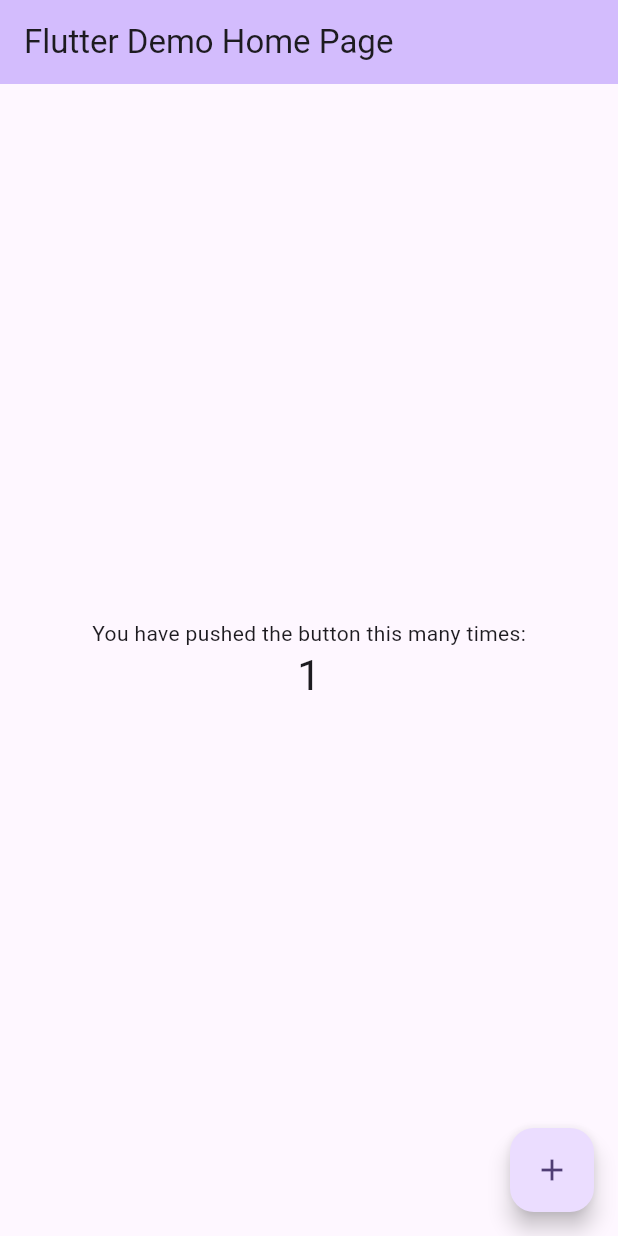
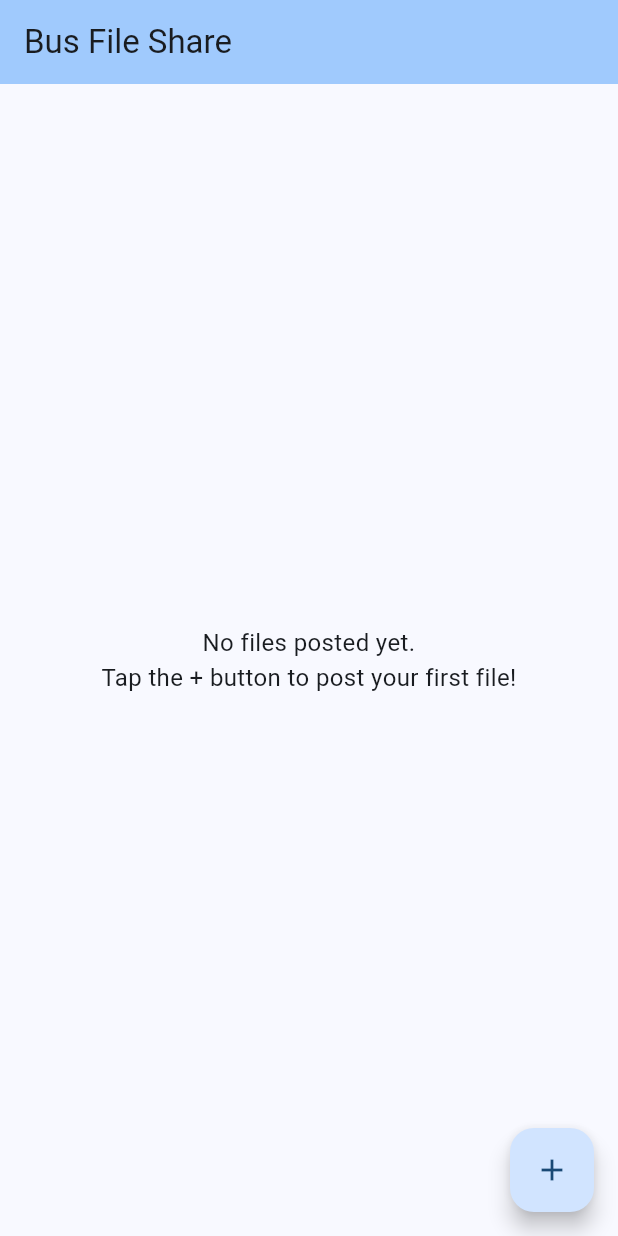
Before and after one commit to could-ai/019a2234-aab1-708d-b2b5-6d256284898a, a Flutter app: the screen it shows after launch, after a tap on the "add" icon, on a phone screen of 412 x 824 dp. Run offline on Flutter 3.47's test engine with Material 3 defaults, Android fonts, the phone set to English and light mode, and no system bars; our stand-ins replace file_picker, open_filex, permission_handler.

Commit message:
Added essential dependencies for file sharing functionality including file_picker for selecting files to post, path_provider for accessing local file system directories, permission_handler for managing storage permissions needed for downloads, and open_filex for opening downloaded files. These packages enable the core file upload, storage, and download features required for the bus file sharing app.; Completely replaced the template main.dart with a full file sharing application that allows users to post (upload) files and download them. The app includes features for file selection using file_picker, local storage management with path_provider, permission handling for downloads, and file opening capabilities. It displays a list of posted files with download buttons, showing file names and sizes, and provides user feedback through snackbars for successful posts and downloads.

```diff
--- a/usr/lib/main.dart
+++ b/usr/lib/main.dart
@@ -1,4 +1,9 @@
 import 'package:flutter/material.dart';
+import 'dart:io';
+import 'package:file_picker/file_picker.dart';
+import 'package:path_provider/path_provider.dart';
+import 'package:permission_handler/permission_handler.dart';
+import 'package:open_filex/open_filex.dart';
 
 void main() {
   runApp(const MyApp());
@@ -7,114 +12,154 @@ void main() {
 class MyApp extends StatelessWidget {
   const MyApp({super.key});
 
-  // This widget is the root of your application.
   @override
   Widget build(BuildContext context) {
     return MaterialApp(
-      title: 'Flutter Demo',
+      title: 'Bus File Share',
       debugShowCheckedModeBanner: false,
       theme: ThemeData(
-        // This is the theme of your application.
-        //
-        // TRY THIS: Try running your application with "flutter run". You'll see
-        // the application has a purple toolbar. Then, without quitting the app,
-        // try changing the seedColor in the colorScheme below to Colors.green
-        // and then invoke "hot reload" (save your changes or press the "hot
-        // reload" button in a Flutter-supported IDE, or press "r" if you used
-        // the command line to start the app).
-        //
-        // Notice that the counter didn't reset back to zero; the application
-        // state is not lost during the reload. To reset the state, use hot
-        // restart instead.
-        //
-        // This works for code too, not just values: Most code changes can be
-        // tested with just a hot reload.
-        colorScheme: ColorScheme.fromSeed(seedColor: Colors.deepPurple),
+        colorScheme: ColorScheme.fromSeed(seedColor: Colors.blue),
+        useMaterial3: true,
       ),
-      home: const MyHomePage(title: 'Flutter Demo Home Page'),
+      home: const FileShareHomePage(),
     );
   }
 }
 
-class MyHomePage extends StatefulWidget {
-  const MyHomePage({super.key, required this.title});
-
-  // This widget is the home page of your application. It is stateful, meaning
-  // that it has a State object (defined below) that contains fields that affect
-  // how it looks.
-
-  // This class is the configuration for the state. It holds the values (in this
-  // case the title) provided by the parent (in this case the App widget) and
-  // used by the build method of the State. Fields in a Widget subclass are
-  // always marked "final".
-
-  final String title;
+class FileShareHomePage extends StatefulWidget {
+  const FileShareHomePage({super.key});
 
   @override
-  State<MyHomePage> createState() => _MyHomePageState();
+  State<FileShareHomePage> createState() => _FileShareHomePageState();
 }
 
-class _MyHomePageState extends State<MyHomePage> {
-  int _counter = 0;
+class _FileShareHomePageState extends State<FileShareHomePage> {
+  List<File> _postedFiles = [];
+  Directory? _sharedDir;
 
-  void _incrementCounter() {
+  @override
+  void initState() {
+    super.initState();
+    _initializeSharedDirectory();
+    _loadPostedFiles();
+  }
+
+  Future<void> _initializeSharedDirectory() async {
+    final directory = await getApplicationDocumentsDirectory();
+    _sharedDir = Directory('${directory.path}/shared_files');
+    if (!await _sharedDir!.exists()) {
+      await _sharedDir!.create(recursive: true);
+    }
+  }
+
+  Future<void> _loadPostedFiles() async {
+    if (_sharedDir == null) await _initializeSharedDirectory();
+    final files = _sharedDir!.listSync().whereType<File>().toList();
     setState(() {
-      // This call to setState tells the Flutter framework that something has
-      // changed in this State, which causes it to rerun the build method below
-      // so that the display can reflect the updated values. If we changed
-      // _counter without calling setState(), then the build method would not be
-      // called again, and so nothing would appear to happen.
-      _counter++;
+      _postedFiles = files;
     });
+  }
+
+  Future<void> _postFile() async {
+    final result = await FilePicker.platform.pickFiles(
+      allowMultiple: false,
+      type: FileType.any,
+    );
+
+    if (result != null && result.files.single.path != null) {
+      final file = File(result.files.single.path!);
+      final fileName = result.files.single.name;
+      final newFile = await file.copy('${_sharedDir!.path}/$fileName');
+
+      setState(() {
+        _postedFiles.add(newFile);
+      });
+
+      ScaffoldMessenger.of(context).showSnackBar(
+        SnackBar(content: Text('File "$fileName" posted successfully!')),
+      );
+    }
+  }
+
+  Future<void> _downloadFile(File file) async {
+    // Request storage permission for download
+    final status = await Permission.storage.request();
+    if (!status.isGranted) {
+      ScaffoldMessenger.of(context).showSnackBar(
+        const SnackBar(content: Text('Storage permission required for download')),
+      );
+      return;
+    }
+
+    try {
+      final downloadsDir = await getExternalStorageDirectory();
+      final fileName = file.path.split('/').last;
+      final downloadPath = '${downloadsDir!.path}/$fileName';
+      await file.copy(downloadPath);
+
+      ScaffoldMessenger.of(context).showSnackBar(
+        SnackBar(content: Text('Downloaded to: $downloadPath')),
+      );
+
+      // Optionally open the file
+      final result = await OpenFilex.open(downloadPath);
+      if (result.type != ResultType.done) {
+        ScaffoldMessenger.of(context).showSnackBar(
+          const SnackBar(content: Text('Could not open file automatically')),
+        );
+      }
+    } catch (e) {
+      ScaffoldMessenger.of(context).showSnackBar(
+        SnackBar(content: Text('Download failed: $e')),
+      );
+    }
   }
 
   @override
   Widget build(BuildContext context) {
-    // This method is rerun every time setState is called, for instance as done
-    // by the _incrementCounter method above.
-    //
-    // The Flutter framework has been optimized to make rerunning build methods
-    // fast, so that you can just rebuild anything that needs updating rather
-    // than having to individually change instances of widgets.
     return Scaffold(
       appBar: AppBar(
-        // TRY THIS: Try changing the color here to a specific color (to
-        // Colors.amber, perhaps?) and trigger a hot reload to see the AppBar
-        // change color while the other colors stay the same.
+        title: const Text('Bus File Share'),
         backgroundColor: Theme.of(context).colorScheme.inversePrimary,
-        // Here we take the value from the MyHomePage object that was created by
-        // the App.build method, and use it to set our appbar title.
-        title: Text(widget.title),
       ),
-      body: Center(
-        // Center is a layout widget. It takes a single child and positions it
-        // in the middle of the parent.
-        child: Column(
-          // Column is also a layout widget. It takes a list of children and
-          // arranges them vertically. By default, it sizes itself to fit its
-          // children horizontally, and tries to be as tall as its parent.
-          //
-          // Column has various properties to control how it sizes itself and
-          // how it positions its children. Here we use mainAxisAlignment to
-          // center the children vertically; the main axis here is the vertical
-          // axis because Columns are vertical (the cross axis would be
-          // horizontal).
-          //
-          // TRY THIS: Invoke "debug painting" (choose the "Toggle Debug Paint"
-          // action in the IDE, or press "p" in the console), to see the
-          // wireframe for each widget.
-          mainAxisAlignment: MainAxisAlignment.center,
-          children: <Widget>[
-            const Text('You have pushed the button this many times:'),
-            Text('$_counter', style: Theme.of(context).textTheme.headlineMedium),
-          ],
-        ),
+      body: _postedFiles.isEmpty
+          ? const Center(
+              child: Text(
+                'No files posted yet.\nTap the + button to post your first file!',
+                textAlign: TextAlign.center,
+                style: TextStyle(fontSize: 16),
+              ),
+            )
+          : ListView.builder(
+              itemCount: _postedFiles.length,
+              itemBuilder: (context, index) {
+                final file = _postedFiles[index];
+                final fileName = file.path.split('/').last;
+                final fileSize = file.lengthSync();
+                final fileSizeText = fileSize < 1024
+                    ? '$fileSize B'
+                    : fileSize < 1024 * 1024
+                        ? '${(fileSize / 1024).toStringAsFixed(1)} KB'
+                        : '${(fileSize / (1024 * 1024)).toStringAsFixed(1)} MB';
+
+                return Card(
+                  margin: const EdgeInsets.symmetric(horizontal: 16, vertical: 8),
+                  child: ListTile(
+                    title: Text(fileName),
+                    subtitle: Text('Size: $fileSizeText'),
+                    trailing: IconButton(
+                      icon: const Icon(Icons.download),
+                      onPressed: () => _downloadFile(file),
+                    ),
+                  ),
+                );
+              },
+            ),
+      floatingActionButton: FloatingActionButton(
+        onPressed: _postFile,
+        tooltip: 'Post a file',
+        child: const Icon(Icons.add),
       ),
-      floatingActionButton: FloatingActionButton(
-        onPressed: _incrementCounter,
-        tooltip: 'Increment',
-        child: const Icon(Icons.add),
-      ), // This trailing comma makes auto-formatting nicer for build methods.
     );
   }
 }
```
Also changed, not shown: usr/pubspec.yaml (+10 -5 lines).
